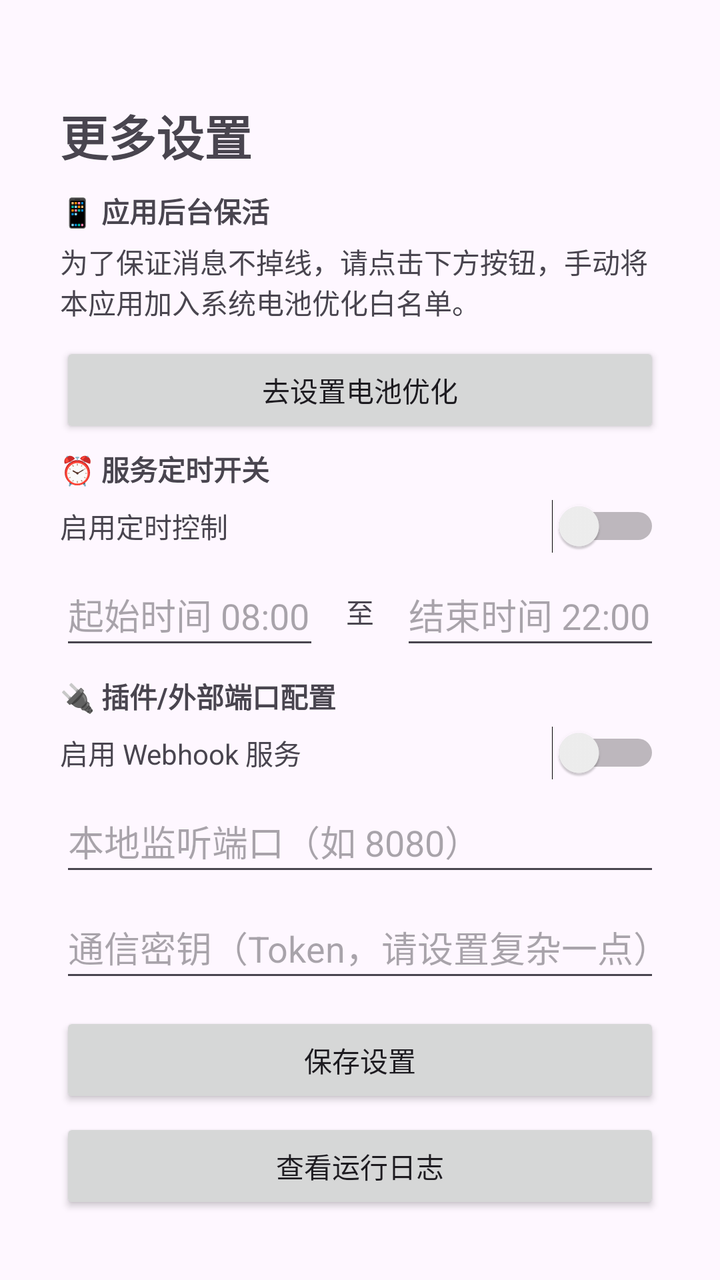
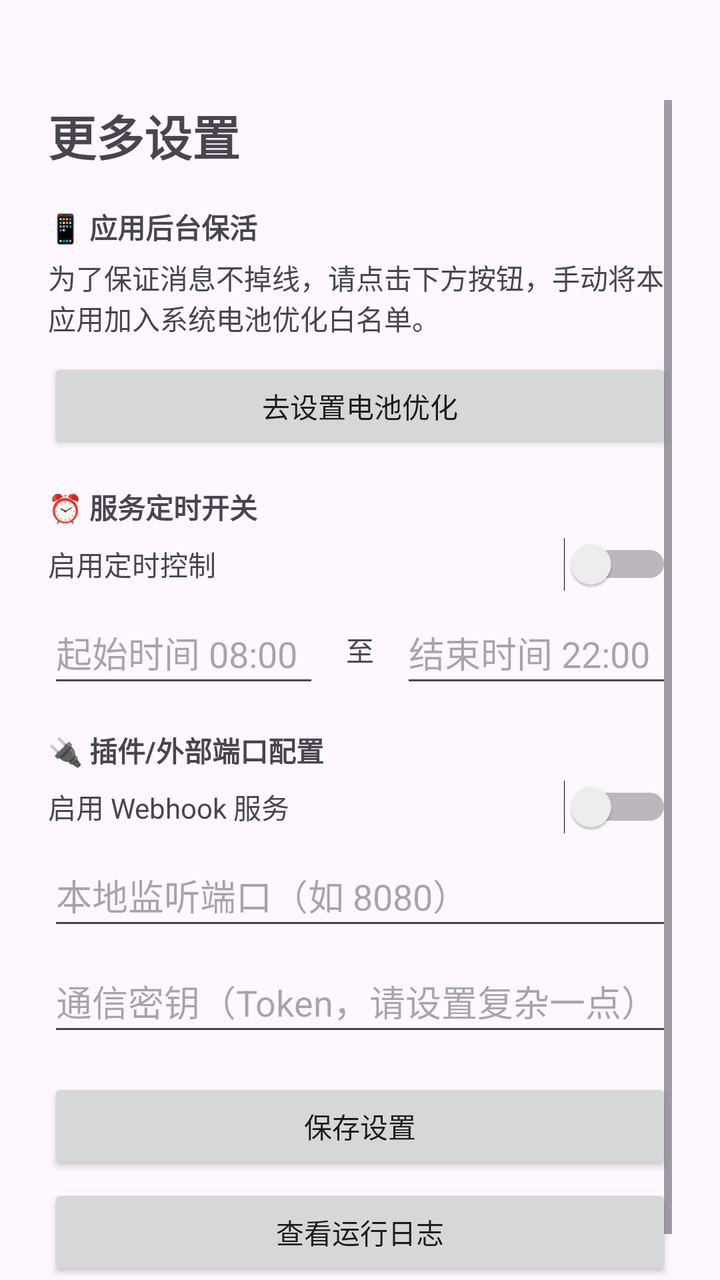

Before-and-after screenshots of an Android layout around one commit, followed by the original layout XML and the change that was made.
<!-- AndroidManifest.xml: application theme Theme.QQAIHelper -->
<!-- res/layout/activity_settings.xml -->
<?xml version="1.0" encoding="utf-8"?>
<LinearLayout xmlns:android="http://schemas.android.com/apk/res/android"
    android:layout_width="match_parent"
    android:layout_height="match_parent"
    android:orientation="vertical"
    android:fitsSystemWindows="true"
    android:paddingTop="50dp">

    <LinearLayout
        android:layout_width="match_parent"
        android:layout_height="wrap_content"
        android:orientation="vertical"
        android:layout_marginLeft="30dp"
        android:layout_marginRight="30dp"
        android:layout_marginBottom="0dp">
        0
        <TextView
            android:layout_width="wrap_content"
            android:layout_height="wrap_content"
            android:text="更多设置"
            android:textSize="24sp"
            android:textStyle="bold"
            android:layout_marginBottom="10dp"/>

        
        <TextView
            android:layout_width="wrap_content"
            android:layout_height="wrap_content"
            android:text="📱 应用后台保活"
            android:textStyle="bold"
            android:layout_marginTop="0dp"/>

        <TextView
            android:layout_width="wrap_content"
            android:layout_height="wrap_content"
            android:text="为了保证消息不掉线，请点击下方按钮，手动将本应用加入系统电池优化白名单。"
            android:textSize="14sp"
            android:layout_marginTop="5dp"/>

        <Button
            android:id="@+id/btnBatteryOptimization"
            android:layout_width="match_parent"
            android:layout_height="wrap_content"
            android:layout_marginTop="10dp"
            android:text="去设置电池优化" />

        
        <TextView
            android:layout_width="wrap_content"
            android:layout_height="wrap_content"
            android:text="⏰ 服务定时开关"
            android:textStyle="bold"
            android:layout_marginTop="5dp"/>

        <LinearLayout
            android:layout_width="match_parent"
            android:layout_height="wrap_content"
            android:orientation="horizontal"
            android:gravity="center_vertical"
            android:layout_marginTop="5dp">

            <TextView
                android:layout_width="0dp"
                android:layout_height="wrap_content"
                android:layout_weight="1"
                android:text="启用定时控制" />

            <Switch
                android:id="@+id/switchSchedule"
                android:layout_width="wrap_content"
                android:layout_height="wrap_content" />
        </LinearLayout>

        <LinearLayout
            android:layout_width="match_parent"
            android:layout_height="wrap_content"
            android:orientation="horizontal"
            android:layout_marginTop="5dp">

            <EditText
                android:id="@+id/etStartTime"
                android:layout_width="0dp"
                android:layout_height="wrap_content"
                android:layout_weight="1"
                android:hint="起始时间 08:00"
                android:inputType="time"
                android:minHeight="48dp" />

            <TextView
                android:layout_width="wrap_content"
                android:layout_height="wrap_content"
                android:text=" 至 "
                android:layout_marginHorizontal="10dp"
                android:layout_gravity="center_vertical"/>

            <EditText
                android:id="@+id/etEndTime"
                android:layout_width="0dp"
                android:layout_height="wrap_content"
                android:layout_weight="1"
                android:hint="结束时间 22:00"
                android:inputType="time"
                android:minHeight="48dp" />
        </LinearLayout>

        
        <TextView
            android:layout_width="wrap_content"
            android:layout_height="wrap_content"
            android:text="🔌 插件/外部端口配置"
            android:textStyle="bold"
            android:layout_marginTop="8dp"/>

        <LinearLayout
            android:layout_width="match_parent"
            android:layout_height="wrap_content"
            android:orientation="horizontal"
            android:gravity="center_vertical"
            android:layout_marginTop="5dp">

            <TextView
                android:layout_width="0dp"
                android:layout_height="wrap_content"
                android:layout_weight="1"
                android:text="启用 Webhook 服务" />

            <Switch
                android:id="@+id/switchWebhook"
                android:layout_width="wrap_content"
                android:layout_height="wrap_content" />
        </LinearLayout>

        <EditText
            android:id="@+id/etWebhookPort"
            android:layout_width="match_parent"
            android:layout_height="wrap_content"
            android:layout_marginTop="5dp"
            android:hint="本地监听端口（如 8080）"
            android:inputType="number"
            android:minHeight="48dp" />

        <EditText
            android:id="@+id/etWebhookToken"
            android:layout_width="match_parent"
            android:layout_height="wrap_content"
            android:layout_marginTop="5dp"
            android:hint="通信密钥（Token，请设置复杂一点）"
            android:inputType="text"
            android:minHeight="48dp" />

        <Button
            android:id="@+id/btnSaveSettings"
            android:layout_width="match_parent"
            android:layout_height="wrap_content"
            android:layout_marginTop="10dp"
            android:text="保存设置" />

        <Button
            android:id="@+id/btnViewLogs"
            android:layout_width="match_parent"
            android:layout_height="wrap_content"
            android:layout_marginTop="5dp"
            android:text="查看运行日志" />

    </LinearLayout>

</LinearLayout>
<!-- resources referenced by this layout -->
<resources>
  <style name="Theme.QQAIHelper" parent="Base.Theme.QQAIHelper" />
  <style name="Base.Theme.QQAIHelper" parent="Theme.Material3.DayNight.NoActionBar">
          
          
      </style>
</resources>

<!-- the commit's change to res/layout/activity_settings.xml (unified diff, before → after) -->
@@ -6,162 +6,169 @@
     android:fitsSystemWindows="true"
     android:paddingTop="50dp">
 
-    <LinearLayout
+    
+    <ScrollView
         android:layout_width="match_parent"
-        android:layout_height="wrap_content"
-        android:orientation="vertical"
-        android:layout_marginLeft="30dp"
-        android:layout_marginRight="30dp"
-        android:layout_marginBottom="0dp">
-        0
-        <TextView
-            android:layout_width="wrap_content"
-            android:layout_height="wrap_content"
-            android:text="更多设置"
-            android:textSize="24sp"
-            android:textStyle="bold"
-            android:layout_marginBottom="10dp"/>
-
-        
-        <TextView
-            android:layout_width="wrap_content"
-            android:layout_height="wrap_content"
-            android:text="📱 应用后台保活"
-            android:textStyle="bold"
-            android:layout_marginTop="0dp"/>
-
-        <TextView
-            android:layout_width="wrap_content"
-            android:layout_height="wrap_content"
-            android:text="为了保证消息不掉线，请点击下方按钮，手动将本应用加入系统电池优化白名单。"
-            android:textSize="14sp"
-            android:layout_marginTop="5dp"/>
-
-        <Button
-            android:id="@+id/btnBatteryOptimization"
-            android:layout_width="match_parent"
-            android:layout_height="wrap_content"
-            android:layout_marginTop="10dp"
-            android:text="去设置电池优化" />
-
-        
-        <TextView
-            android:layout_width="wrap_content"
-            android:layout_height="wrap_content"
-            android:text="⏰ 服务定时开关"
-            android:textStyle="bold"
-            android:layout_marginTop="5dp"/>
+        android:layout_height="match_parent"
+        android:layout_marginLeft="24dp"
+        android:layout_marginRight="24dp">
 
         <LinearLayout
             android:layout_width="match_parent"
             android:layout_height="wrap_content"
-            android:orientation="horizontal"
-            android:gravity="center_vertical"
-            android:layout_marginTop="5dp">
-
-            <TextView
-                android:layout_width="0dp"
-                android:layout_height="wrap_content"
-                android:layout_weight="1"
-                android:text="启用定时控制" />
-
-            <Switch
-                android:id="@+id/switchSchedule"
-                android:layout_width="wrap_content"
-                android:layout_height="wrap_content" />
-        </LinearLayout>
-
-        <LinearLayout
-            android:layout_width="match_parent"
-            android:layout_height="wrap_content"
-            android:orientation="horizontal"
-            android:layout_marginTop="5dp">
-
-            <EditText
-                android:id="@+id/etStartTime"
-                android:layout_width="0dp"
-                android:layout_height="wrap_content"
-                android:layout_weight="1"
-                android:hint="起始时间 08:00"
-                android:inputType="time"
-                android:minHeight="48dp" />
+            android:orientation="vertical"
+            android:paddingBottom="24dp">
 
             <TextView
                 android:layout_width="wrap_content"
                 android:layout_height="wrap_content"
-                android:text=" 至 "
-                android:layout_marginHorizontal="10dp"
-                android:layout_gravity="center_vertical"/>
+                android:text="更多设置"
+                android:textSize="24sp"
+                android:textStyle="bold"
+                android:layout_marginBottom="10dp"/>
+
+            
+            <TextView
+                android:layout_width="wrap_content"
+                android:layout_height="wrap_content"
+                android:text="📱 应用后台保活"
+                android:textStyle="bold"
+                android:layout_marginTop="8dp"/>
+
+            <TextView
+                android:layout_width="wrap_content"
+                android:layout_height="wrap_content"
+                android:text="为了保证消息不掉线，请点击下方按钮，手动将本应用加入系统电池优化白名单。"
+                android:textSize="14sp"
+                android:layout_marginTop="5dp"/>
+
+            <Button
+                android:id="@+id/btnBatteryOptimization"
+                android:layout_width="match_parent"
+                android:layout_height="wrap_content"
+                android:layout_marginTop="10dp"
+                android:text="去设置电池优化" />
+
+            
+            <TextView
+                android:layout_width="wrap_content"
+                android:layout_height="wrap_content"
+                android:text="⏰ 服务定时开关"
+                android:textStyle="bold"
+                android:layout_marginTop="16dp"/>
+
+            <LinearLayout
+                android:layout_width="match_parent"
+                android:layout_height="wrap_content"
+                android:orientation="horizontal"
+                android:gravity="center_vertical"
+                android:layout_marginTop="5dp">
+
+                <TextView
+                    android:layout_width="0dp"
+                    android:layout_height="wrap_content"
+                    android:layout_weight="1"
+                    android:text="启用定时控制" />
+
+                <Switch
+                    android:id="@+id/switchSchedule"
+                    android:layout_width="wrap_content"
+                    android:layout_height="wrap_content" />
+            </LinearLayout>
+
+            <LinearLayout
+                android:layout_width="match_parent"
+                android:layout_height="wrap_content"
+                android:orientation="horizontal"
+                android:layout_marginTop="5dp">
+
+                <EditText
+                    android:id="@+id/etStartTime"
+                    android:layout_width="0dp"
+                    android:layout_height="wrap_content"
+                    android:layout_weight="1"
+                    android:hint="起始时间 08:00"
+                    android:inputType="time"
+                    android:minHeight="48dp" />
+
+                <TextView
+                    android:layout_width="wrap_content"
+                    android:layout_height="wrap_content"
+                    android:text=" 至 "
+                    android:layout_marginHorizontal="10dp"
+                    android:layout_gravity="center_vertical"/>
+
+                <EditText
+                    android:id="@+id/etEndTime"
+                    android:layout_width="0dp"
+                    android:layout_height="wrap_content"
+                    android:layout_weight="1"
+                    android:hint="结束时间 22:00"
+                    android:inputType="time"
+                    android:minHeight="48dp" />
+            </LinearLayout>
+
+            
+            <TextView
+                android:layout_width="wrap_content"
+                android:layout_height="wrap_content"
+                android:text="🔌 插件/外部端口配置"
+                android:textStyle="bold"
+                android:layout_marginTop="16dp"/>
+
+            <LinearLayout
+                android:layout_width="match_parent"
+                android:layout_height="wrap_content"
+                android:orientation="horizontal"
+                android:gravity="center_vertical"
+                android:layout_marginTop="5dp">
+
+                <TextView
+                    android:layout_width="0dp"
+                    android:layout_height="wrap_content"
+                    android:layout_weight="1"
+                    android:text="启用 Webhook 服务" />
+
+                <Switch
+                    android:id="@+id/switchWebhook"
+                    android:layout_width="wrap_content"
+                    android:layout_height="wrap_content" />
+            </LinearLayout>
 
             <EditText
-                android:id="@+id/etEndTime"
-                android:layout_width="0dp"
+                android:id="@+id/etWebhookPort"
+                android:layout_width="match_parent"
                 android:layout_height="wrap_content"
-                android:layout_weight="1"
-                android:hint="结束时间 22:00"
-                android:inputType="time"
+                android:layout_marginTop="5dp"
+                android:hint="本地监听端口（如 8080）"
+                android:inputType="number"
                 android:minHeight="48dp" />
+
+            <EditText
+                android:id="@+id/etWebhookToken"
+                android:layout_width="match_parent"
+                android:layout_height="wrap_content"
+                android:layout_marginTop="5dp"
+                android:hint="通信密钥（Token，请设置复杂一点）"
+                android:inputType="text"
+                android:minHeight="48dp" />
+
+            <Button
+                android:id="@+id/btnSaveSettings"
+                android:layout_width="match_parent"
+                android:layout_height="wrap_content"
+                android:layout_marginTop="16dp"
+                android:text="保存设置" />
+
+            <Button
+                android:id="@+id/btnViewLogs"
+                android:layout_width="match_parent"
+                android:layout_height="wrap_content"
+                android:layout_marginTop="5dp"
+                android:text="查看运行日志" />
+
         </LinearLayout>
 
-        
-        <TextView
-            android:layout_width="wrap_content"
-            android:layout_height="wrap_content"
-            android:text="🔌 插件/外部端口配置"
-            android:textStyle="bold"
-            android:layout_marginTop="8dp"/>
-
-        <LinearLayout
-            android:layout_width="match_parent"
-            android:layout_height="wrap_content"
-            android:orientation="horizontal"
-            android:gravity="center_vertical"
-            android:layout_marginTop="5dp">
-
-            <TextView
-                android:layout_width="0dp"
-                android:layout_height="wrap_content"
-                android:layout_weight="1"
-                android:text="启用 Webhook 服务" />
-
-            <Switch
-                android:id="@+id/switchWebhook"
-                android:layout_width="wrap_content"
-                android:layout_height="wrap_content" />
-        </LinearLayout>
-
-        <EditText
-            android:id="@+id/etWebhookPort"
-            android:layout_width="match_parent"
-            android:layout_height="wrap_content"
-            android:layout_marginTop="5dp"
-            android:hint="本地监听端口（如 8080）"
-            android:inputType="number"
-            android:minHeight="48dp" />
-
-        <EditText
-            android:id="@+id/etWebhookToken"
-            android:layout_width="match_parent"
-            android:layout_height="wrap_content"
-            android:layout_marginTop="5dp"
-            android:hint="通信密钥（Token，请设置复杂一点）"
-            android:inputType="text"
-            android:minHeight="48dp" />
-
-        <Button
-            android:id="@+id/btnSaveSettings"
-            android:layout_width="match_parent"
-            android:layout_height="wrap_content"
-            android:layout_marginTop="10dp"
-            android:text="保存设置" />
-
-        <Button
-            android:id="@+id/btnViewLogs"
-            android:layout_width="match_parent"
-            android:layout_height="wrap_content"
-            android:layout_marginTop="5dp"
-            android:text="查看运行日志" />
-
-    </LinearLayout>
+    </ScrollView>
 
 </LinearLayout>
